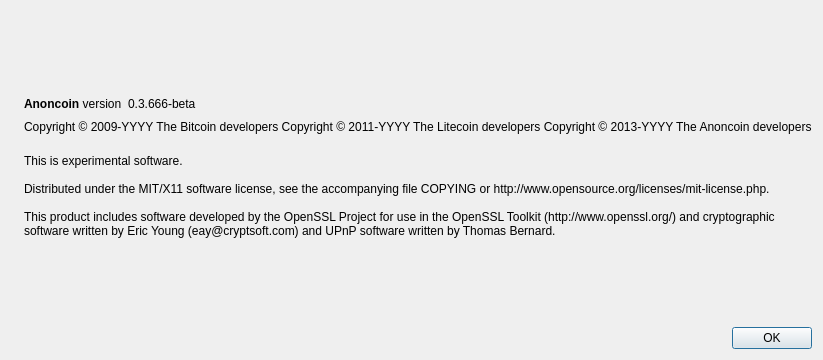
The window that src/qt/forms/aboutdialog.ui (GOSTSec/gostcoin) describes before a commit, drawn with Qt 5.
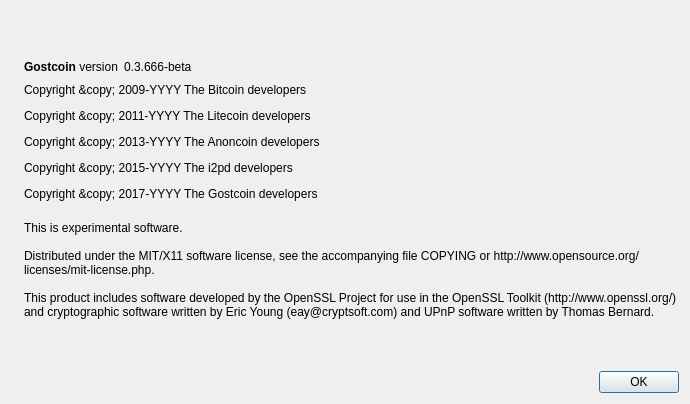
The same window after the commit. Icons and pictures are not drawn.

Commit message: update About dialog

The edit to the form file:
```diff
--- a/src/qt/forms/aboutdialog.ui
+++ b/src/qt/forms/aboutdialog.ui
@@ -6,8 +6,8 @@
    <rect>
     <x>0</x>
     <y>0</y>
-    <width>593</width>
-    <height>360</height>
+    <width>690</width>
+    <height>404</height>
    </rect>
   </property>
   <property name="windowTitle">
@@ -50,7 +50,7 @@
           <cursorShape>IBeamCursor</cursorShape>
          </property>
          <property name="text">
-          <string>&lt;b&gt;Anoncoin&lt;/b&gt; version</string>
+          <string>&lt;b&gt;Gostcoin&lt;/b&gt; version</string>
          </property>
          <property name="textInteractionFlags">
           <set>Qt::LinksAccessibleByMouse|Qt::TextSelectableByKeyboard|Qt::TextSelectableByMouse</set>
@@ -91,9 +91,7 @@
         <cursorShape>IBeamCursor</cursorShape>
        </property>
        <property name="text">
-        <string notr="true">Copyright &amp;copy; 2009-YYYY The Bitcoin developers
-Copyright &amp;copy; 2011-YYYY The Litecoin developers
-Copyright &amp;copy; 2013-YYYY The Anoncoin developers</string>
+        <string notr="true">&lt;html&gt;&lt;head/&gt;&lt;body&gt;&lt;p&gt;Copyright &amp;amp;copy; 2009-YYYY The Bitcoin developers&lt;/p&gt;&lt;p&gt;Copyright &amp;amp;copy; 2011-YYYY The Litecoin developers&lt;/p&gt;&lt;p&gt;Copyright &amp;amp;copy; 2013-YYYY The Anoncoin developers&lt;/p&gt;&lt;p&gt;Copyright &amp;amp;copy; 2015-YYYY The i2pd developers&lt;/p&gt;&lt;p&gt;Copyright &amp;amp;copy; 2017-YYYY The Gostcoin developers&lt;/p&gt;&lt;/body&gt;&lt;/html&gt;</string>
        </property>
        <property name="textFormat">
         <enum>Qt::RichText</enum>
```
Left out of the diff: 2 changed lines with no effect on the pictures. The commit also changes 1 other file.
